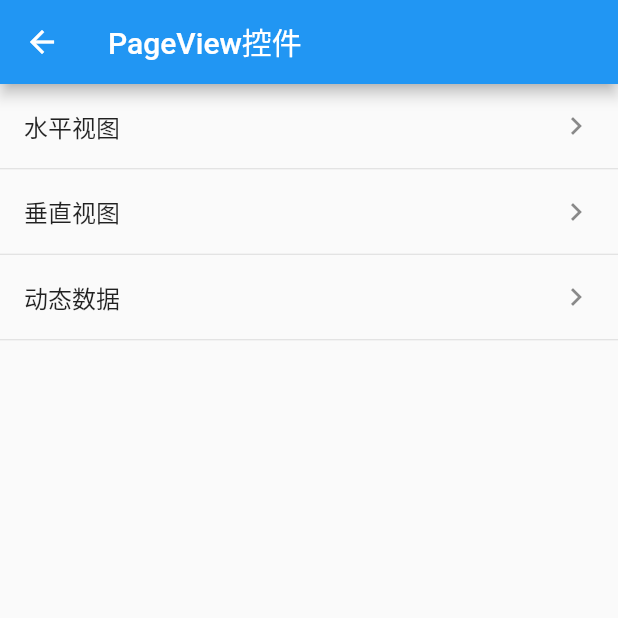
After one commit to dcq123/flutter-learn, a Flutter app: the PageViewDemo screen opened by its route, on a phone screen of 412 x 824 dp, the top half of it. The commit adds this screen. Run offline on Flutter 3.47's test engine with Material 2 defaults, Android fonts, the phone set to English and light mode, and no system bars; our stand-ins replace fluttertoast; network calls fail.

Commit message:
PageView控件

```diff
--- a/lib/main.dart
+++ b/lib/main.dart
@@ -85,6 +85,14 @@ class HomeListView extends StatelessWidget {
             trailing: Icon(Icons.keyboard_arrow_right),
             onTap: () {
               Navigator.pushNamed(context, "nav/bar");
+            }),
+        Divider(height: 1),
+        ListTile(
+            leading: Icon(Icons.pages),
+            title: Text("PageView控件"),
+            trailing: Icon(Icons.keyboard_arrow_right),
+            onTap: () {
+              Navigator.pushNamed(context, "pageview/index");
             }),
         Divider(height: 1)
       ],
--- /dev/null
+++ b/lib/pages/pageview/page_view_demo.dart
@@ -0,0 +1,44 @@
+import 'package:flutter/material.dart';
+
+class PageViewDemo extends StatelessWidget {
+  const PageViewDemo({Key key}) : super(key: key);
+
+  @override
+  Widget build(BuildContext context) {
+    return Scaffold(
+      appBar: AppBar(
+        title: Text("PageView控件"),
+      ),
+      body: ListView(
+        children: <Widget>[
+          ListTile(
+            title: Text("水平视图"),
+            trailing: Icon(Icons.keyboard_arrow_right),
+            onTap: () {
+              var args = {"title": "水平PageView", "direction": Axis.horizontal};
+              Navigator.pushNamed(context, "pageview/static", arguments: args);
+            },
+          ),
+          Divider(height: 1),
+          ListTile(
+            title: Text("垂直视图"),
+            trailing: Icon(Icons.keyboard_arrow_right),
+            onTap: () {
+              var args = {"title": "垂直PageView", "direction": Axis.vertical};
+              Navigator.pushNamed(context, "pageview/static", arguments: args);
+            },
+          ),
+          Divider(height: 1),
+          ListTile(
+            title: Text("动态数据"),
+            trailing: Icon(Icons.keyboard_arrow_right),
+            onTap: () {
+              Navigator.pushNamed(context, "pageview/dynamic");
+            },
+          ),
+          Divider(height: 1),
+        ],
+      ),
+    );
+  }
+}
--- a/lib/routers/routers.dart
+++ b/lib/routers/routers.dart
@@ -3,11 +3,17 @@ import '../main.dart' show MyHomePage;
 import '../pages/list/BaseListPage.dart';
 import '../pages/tabbar/tab_bar_page.dart';
 import '../pages/bottom/tab_bar.dart';
+import '../pages/pageview/page_view_demo.dart';
+import '../pages/pageview/static_page_view.dart';
+import '../pages/pageview/dynamic_page_view.dart';
 
 final routers = {
   "home": (context) => MyHomePage(title: "主页"),
   "base/widget": (context) => BaseWidgetPage(),
   "list/base": (context) => BaseListPage(),
   "tab/index": (context) => TabBarPage(),
-  "nav/bar": (context) => MyBottomNavigationBar()
+  "nav/bar": (context) => MyBottomNavigationBar(),
+  "pageview/index": (context) => PageViewDemo(),
+  "pageview/static": (context) => StaticPageView(),
+  "pageview/dynamic": (context) => DynamicPageView()
 };
```
Also changed, not shown: lib/pages/pageview/dynamic_page_view.dart (added, +60 -0 lines), lib/pages/pageview/static_page_view.dart (added, +46 -0 lines).
